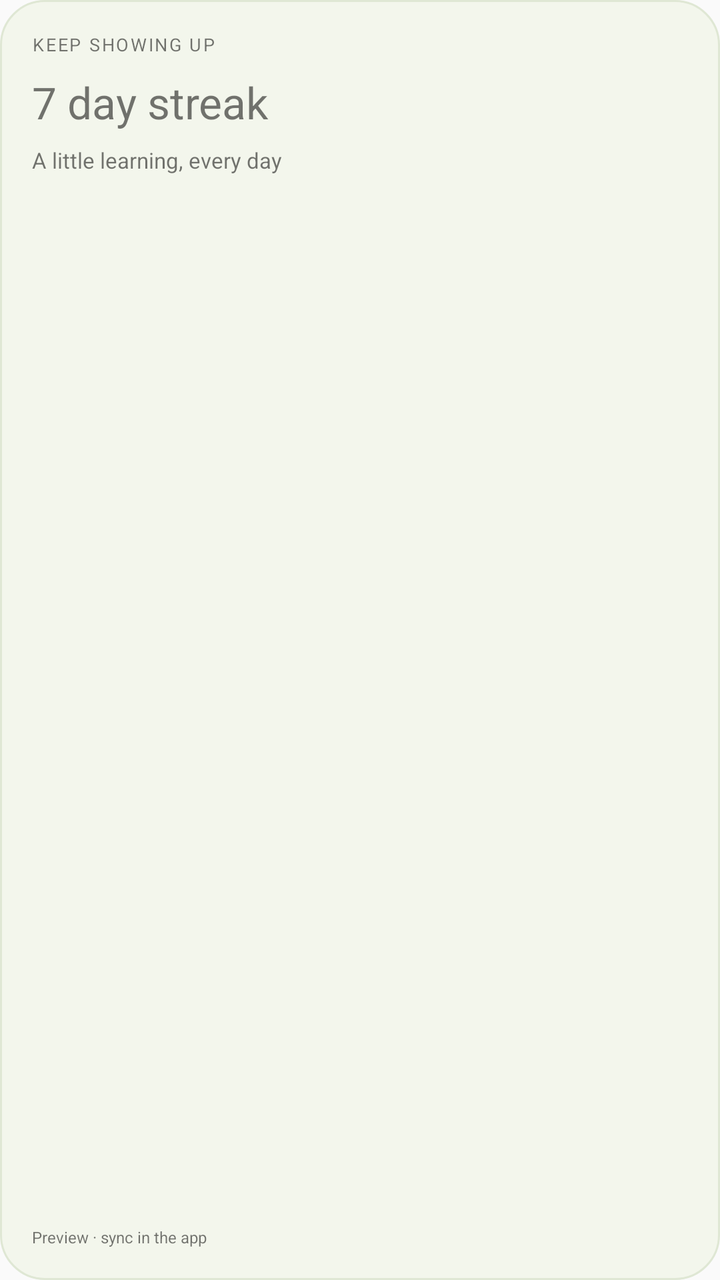
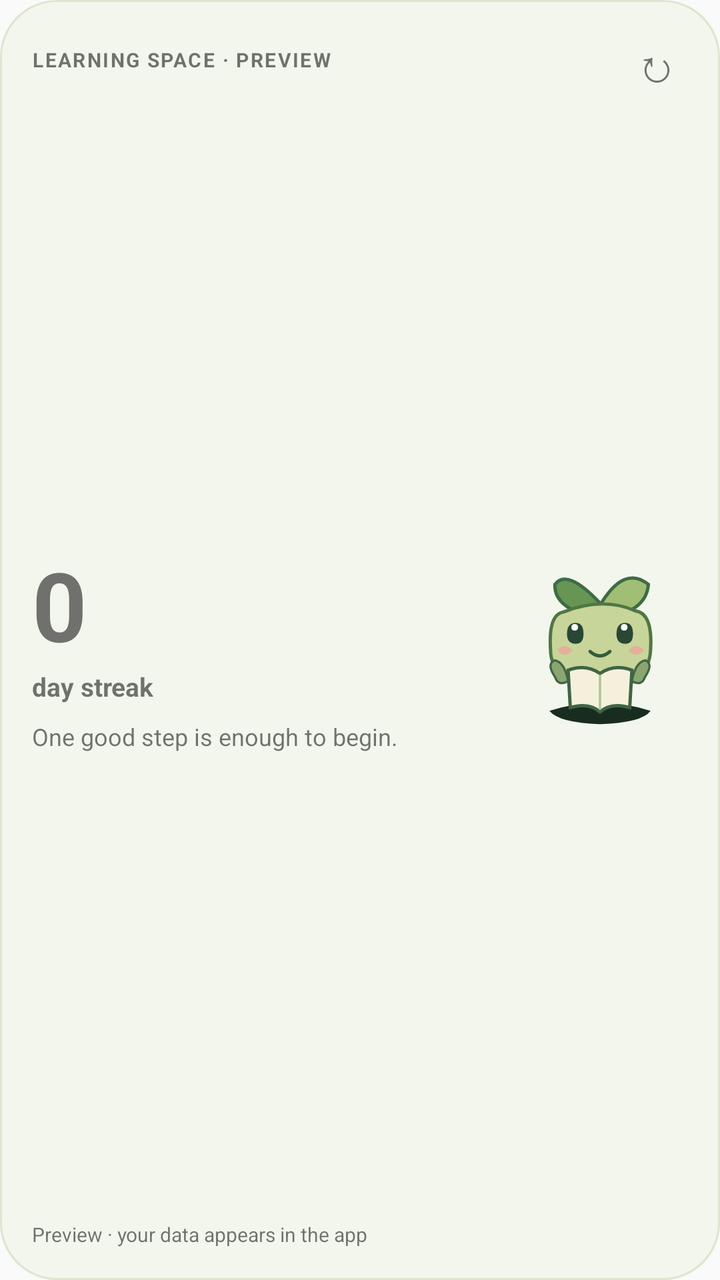

Before-and-after screenshots of an Android layout around one commit, followed by the original layout XML and the change that was made.
<!-- AndroidManifest.xml: application theme android:Theme.Material.Light.NoActionBar -->
<!-- res/layout/streak_preview.xml -->
<LinearLayout xmlns:android="http://schemas.android.com/apk/res/android" android:id="@+id/widget_root" android:orientation="vertical" android:layout_width="match_parent" android:layout_height="match_parent" android:background="@drawable/widget_light" android:padding="16dp"><TextView android:id="@+id/label" android:layout_width="match_parent" android:layout_height="wrap_content" android:textSize="9sp" android:letterSpacing="0.1" android:singleLine="true" android:text="KEEP SHOWING UP"/><TextView android:id="@+id/big" android:layout_width="match_parent" android:layout_height="wrap_content" android:layout_marginTop="8dp" android:textSize="22sp" android:maxLines="2" android:ellipsize="end" android:text="7 day streak"/><TextView android:id="@+id/detail" android:layout_width="match_parent" android:layout_height="0dp" android:layout_weight="1" android:layout_marginTop="7dp" android:textSize="11sp" android:maxLines="4" android:ellipsize="end" android:text="A little learning, every day"/><ProgressBar android:id="@+id/progress" android:visibility="gone" style="?android:attr/progressBarStyleHorizontal" android:layout_width="match_parent" android:layout_height="4dp" android:layout_marginTop="8dp" android:progressTint="#85A66C" android:progressBackgroundTint="#E0E8D4"/><TextView android:id="@+id/freshness" android:layout_width="match_parent" android:layout_height="wrap_content" android:layout_marginTop="8dp" android:textSize="8sp" android:maxLines="1" android:ellipsize="end" android:text="Preview · sync in the app"/></LinearLayout>
<!-- resources referenced by this layout -->
<resources>
  <!-- drawable widget_light (drawable) -->
  <shape xmlns:android="http://schemas.android.com/apk/res/android"><solid android:color="#F3F6EC"/><stroke android:width="1dp" android:color="#DFE7D4"/><corners android:radius="22dp"/><padding android:left="18dp" android:top="16dp" android:right="18dp" android:bottom="13dp"/></shape>
</resources>

<!-- the commit's change to res/layout/streak_preview.xml (unified diff, before → after) -->
@@ -1 +1 @@
-<LinearLayout xmlns:android="http://schemas.android.com/apk/res/android" android:id="@+id/widget_root" android:orientation="vertical" android:layout_width="match_parent" android:layout_height="match_parent" android:background="@drawable/widget_light" android:padding="16dp"><TextView android:id="@+id/label" android:layout_width="match_parent" android:layout_height="wrap_content" android:textSize="9sp" android:letterSpacing="0.1" android:singleLine="true" android:text="KEEP SHOWING UP"/><TextView android:id="@+id/big" android:layout_width="match_parent" android:layout_height="wrap_content" android:layout_marginTop="8dp" android:textSize="22sp" android:maxLines="2" android:ellipsize="end" android:text="7 day streak"/><TextView android:id="@+id/detail" android:layout_width="match_parent" android:layout_height="0dp" android:layout_weight="1" android:layout_marginTop="7dp" android:textSize="11sp" android:maxLines="4" android:ellipsize="end" android:text="A little learning, every day"/><ProgressBar android:id="@+id/progress" android:visibility="gone" style="?android:attr/progressBarStyleHorizontal" android:layout_width="match_parent" android:layout_height="4dp" android:layout_marginTop="8dp" android:progressTint="#85A66C" android:progressBackgroundTint="#E0E8D4"/><TextView android:id="@+id/freshness" android:layout_width="match_parent" android:layout_height="wrap_content" android:layout_marginTop="8dp" android:textSize="8sp" android:maxLines="1" android:ellipsize="end" android:text="Preview · sync in the app"/></LinearLayout>
+<LinearLayout xmlns:android="http://schemas.android.com/apk/res/android" android:id="@+id/widget_root" android:layout_width="match_parent" android:layout_height="match_parent" android:orientation="vertical" android:background="@drawable/widget_light" android:padding="16dp"><LinearLayout android:layout_width="match_parent" android:layout_height="wrap_content" android:gravity="center_vertical"><TextView android:id="@+id/label" android:layout_width="0dp" android:layout_weight="1" android:layout_height="wrap_content" android:textSize="10sp" android:textStyle="bold" android:letterSpacing="0.08" android:maxLines="1" android:ellipsize="end" android:text="LEARNING SPACE · PREVIEW"/><TextView android:id="@+id/refresh" android:layout_width="32dp" android:layout_height="28dp" android:gravity="center" android:text="↻" android:textSize="23sp" android:contentDescription="Refresh from the app"/></LinearLayout><LinearLayout android:layout_width="match_parent" android:layout_height="0dp" android:layout_weight="1" android:gravity="center_vertical"><LinearLayout android:layout_width="0dp" android:layout_weight="1" android:layout_height="wrap_content" android:orientation="vertical"><TextView android:id="@+id/big" android:layout_width="match_parent" android:layout_height="wrap_content" android:text="0" android:textSize="48sp" android:textStyle="bold" android:maxLines="1"/><TextView android:id="@+id/unit" android:layout_width="match_parent" android:layout_height="wrap_content" android:text="day streak" android:textSize="13sp" android:textStyle="bold"/><TextView android:id="@+id/detail" android:layout_width="match_parent" android:layout_height="wrap_content" android:layout_marginTop="8dp" android:text="One good step is enough to begin." android:textSize="12sp" android:maxLines="3" android:ellipsize="end"/></LinearLayout><ImageView android:id="@+id/mascot" android:layout_width="88dp" android:layout_height="112dp" android:src="@drawable/sprout_buddy" android:contentDescription="A friendly sprout holding a book"/></LinearLayout><TextView android:id="@+id/freshness" android:layout_width="match_parent" android:layout_height="wrap_content" android:layout_marginTop="8dp" android:textSize="10sp" android:maxLines="1" android:ellipsize="end" android:text="Preview · your data appears in the app"/></LinearLayout>
<!-- resource entries referenced after the edit -->
@@ -1,6 +1,7 @@
 <!-- resources referenced by this layout -->
 <resources>
+  <!-- drawable sprout_buddy: vector/xml drawable (drawable, 2345 chars, omitted) -->
   <!-- drawable widget_light (drawable) -->
-  <shape xmlns:android="http://schemas.android.com/apk/res/android"><solid android:color="#F3F6EC"/><stroke android:width="1dp" android:color="#DFE7D4"/><corners android:radius="22dp"/><padding android:left="18dp" android:top="16dp" android:right="18dp" android:bottom="13dp"/></shape>
+  <shape xmlns:android="http://schemas.android.com/apk/res/android"><solid android:color="#F3F6EC"/><stroke android:width="1dp" android:color="#DCE6D1"/><corners android:radius="28dp"/></shape>
 </resources>
 
